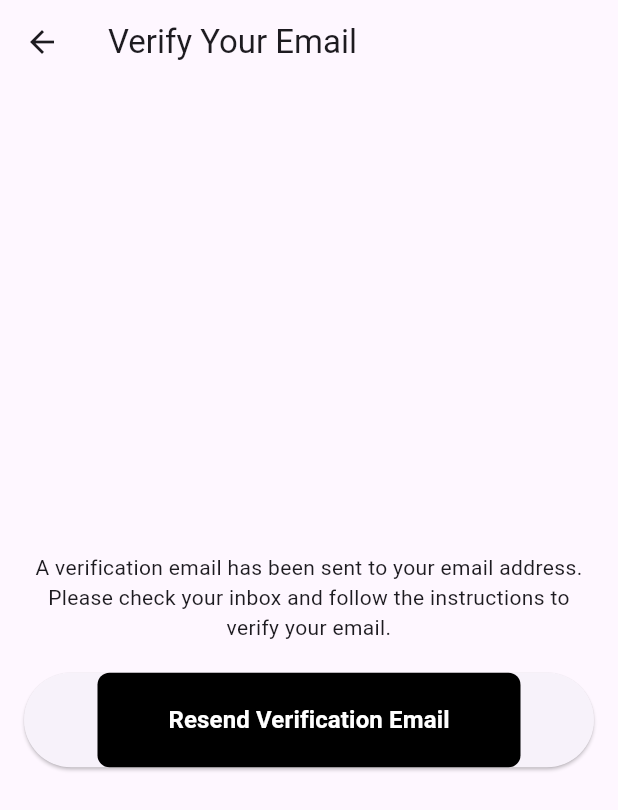
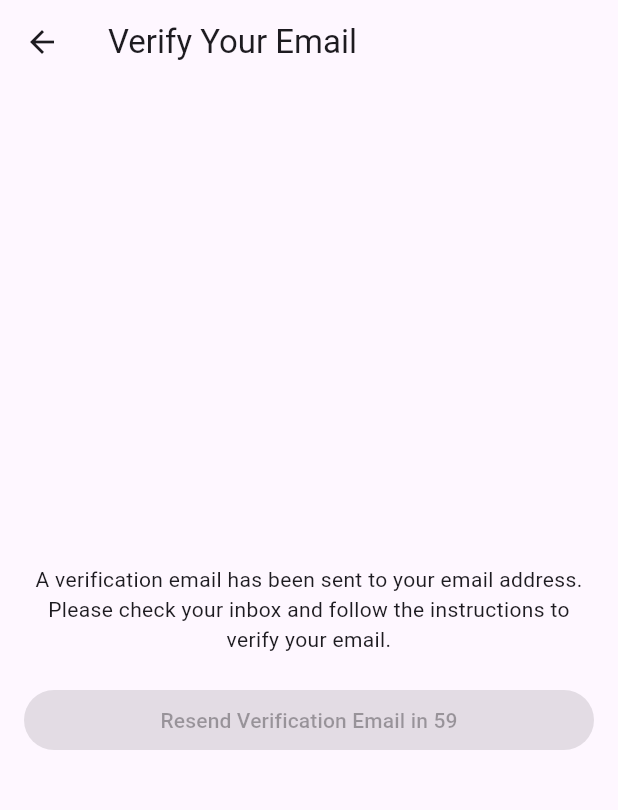
Before and after one commit to Ahnuf-Karim-Chowdhury/GMail-Manager-Flutter-App, a Flutter app: the VerifyEmailPage screen opened directly, on a phone screen of 412 x 824 dp. Shown: the top 810 px of the screen. Run offline on Flutter 3.47's test engine with Material 3 defaults, Android fonts, the phone set to English and light mode, and no system bars; our stand-ins replace firebase_auth, firebase_core, flutter_svg, google_sign_in, logger; accounts and stored records are empty; generated files the repository leaves out were written again; network calls fail.

Commit message:
verify email page added

```diff
--- a/lib/pages/verify_email.dart
+++ b/lib/pages/verify_email.dart
@@ -15,6 +15,9 @@ class _VerifyEmailPageState extends State<VerifyEmailPage> {
   final _auth = Authservice();
 
   late Timer timer;
+  late Timer countdownTimer;
+  int _countdown = 60;
+  bool _isResending = false;
 
   @override
   void initState() {
@@ -30,19 +33,33 @@ class _VerifyEmailPageState extends State<VerifyEmailPage> {
         );
       }
     });
+
+    startCountdown();
+  }
+
+  void startCountdown() {
+    countdownTimer = Timer.periodic(Duration(seconds: 1), (countdownTimer) {
+      if (_countdown > 0) {
+        setState(() {
+          _countdown--;
+        });
+      } else {
+        countdownTimer.cancel();
+      }
+    });
   }
 
   @override
   void dispose() {
     timer.cancel();
+    countdownTimer.cancel();
     super.dispose();
   }
-
-  bool _isResending = false;
 
   void _resendVerificationEmail() async {
     setState(() {
       _isResending = true;
+      _countdown = 60;
     });
 
     // Simulate a network request
@@ -53,6 +70,7 @@ class _VerifyEmailPageState extends State<VerifyEmailPage> {
     });
 
     _showConfirmationDialog();
+    startCountdown();
   }
 
   void _showConfirmationDialog() {
@@ -92,20 +110,16 @@ class _VerifyEmailPageState extends State<VerifyEmailPage> {
               ),
               SizedBox(height: 20),
               ElevatedButton(
-                onPressed: _isResending ? null : _resendVerificationEmail,
-                child:
-                    _isResending
-                        ? CircularProgressIndicator(
-                          valueColor: AlwaysStoppedAnimation<Color>(
-                            Colors.white,
-                          ),
-                        )
-                        : UIButton(
-                          onTap: () async {
-                            _auth.sendEmailVerificationLink();
-                          },
-                          text: 'Resend Verification Email',
+                onPressed: _countdown > 0 ? null : _resendVerificationEmail,
+                child: _isResending
+                    ? CircularProgressIndicator(
+                        valueColor: AlwaysStoppedAnimation<Color>(
+                          Colors.white,
                         ),
+                      )
+                    : Text(_countdown > 0
+                        ? 'Resend Verification Email in $_countdown'
+                        : 'Resend Verification Email'),
               ),
             ],
           ),
```
